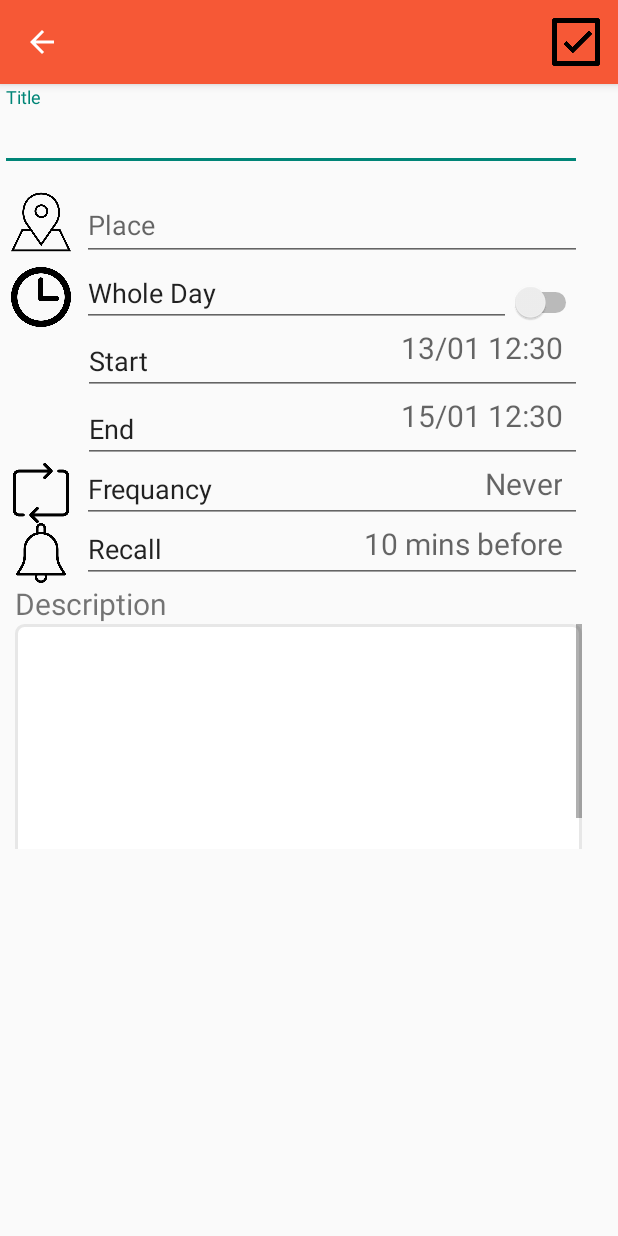
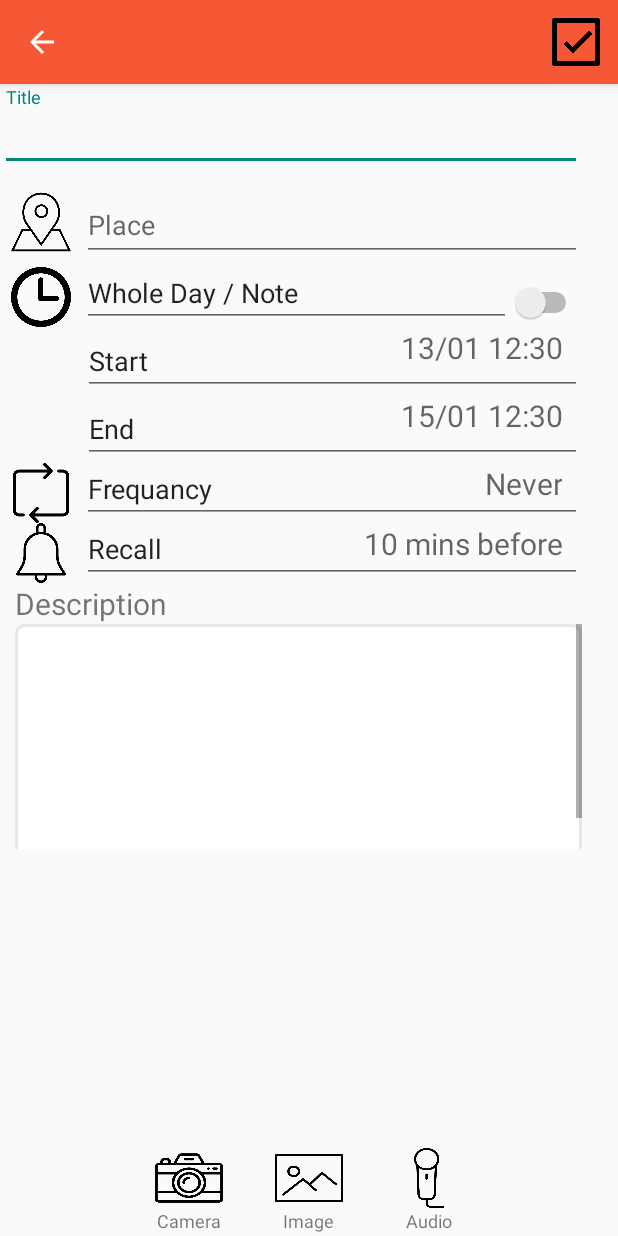
Before and after one commit to jungilwoo93/BonPlan, an Android app: the screen it shows after launch (NoteEditActivity), after a tap on an icon or button, on a phone screen of 412 x 824 dp. Run offline under Robolectric (Android 15) with nearby library versions, the phone set to English and light mode, and no system bars.

Commit message:
fragement pour bouton image,camera,enregistrementt sur le page not

```diff
--- a/app/src/main/res/layout/activity_note_edit.xml
+++ b/app/src/main/res/layout/activity_note_edit.xml
@@ -1,5 +1,5 @@
 <?xml version="1.0" encoding="utf-8"?>
-<android.support.constraint.ConstraintLayout xmlns:android="http://schemas.android.com/apk/res/android"
+<RelativeLayout xmlns:android="http://schemas.android.com/apk/res/android"
     xmlns:app="http://schemas.android.com/apk/res-auto"
     xmlns:tools="http://schemas.android.com/tools"
     android:layout_width="match_parent"
@@ -17,6 +17,8 @@
             layout="@layout/toolbar" />
 
     </android.support.design.widget.AppBarLayout>
+
+
 
     <ScrollView
         android:id="@+id/ScrollView02"
@@ -291,4 +293,75 @@
 
         </LinearLayout>
     </ScrollView>
-</android.support.constraint.ConstraintLayout>
+
+    <LinearLayout
+        android:layout_width="match_parent"
+        android:layout_height="60dp"
+        android:gravity="center"
+        android:layout_alignParentBottom="true"
+        android:orientation="horizontal"
+        tools:layout_editor_absoluteX="44dp"
+        tools:layout_editor_absoluteY="497dp">
+        <LinearLayout
+            android:layout_width="80dp"
+            android:layout_height="wrap_content"
+            android:orientation="vertical">
+            <Button
+                android:id="@+id/camera"
+                android:layout_width="45dp"
+                android:layout_height="40dp"
+                android:layout_gravity="center"
+                android:background="@mipmap/camera"
+                android:clickable="true" />
+            <TextView
+                android:id="@+id/text_camera"
+                android:layout_width="wrap_content"
+                android:layout_height="wrap_content"
+                android:layout_gravity="center"
+                android:text="Camera"
+                android:textSize="12sp" />
+        </LinearLayout>
+        <LinearLayout
+            android:layout_width="80dp"
+            android:layout_height="wrap_content"
+            android:orientation="vertical">
+            <Button
+                android:id="@+id/image"
+                android:layout_width="45dp"
+                android:layout_height="40dp"
+                android:layout_gravity="center"
+                android:background="@mipmap/picture"
+                android:clickable="true" />
+            <TextView
+                android:id="@+id/text_image"
+                android:layout_width="wrap_content"
+                android:layout_height="wrap_content"
+                android:layout_gravity="center"
+                android:text="Image"
+                android:textSize="12sp" />
+        </LinearLayout>
+        <LinearLayout
+            android:layout_width="80dp"
+            android:layout_height="wrap_content"
+            android:orientation="vertical">
+            <Button
+                android:id="@+id/audio"
+                android:layout_width="45dp"
+                android:layout_height="40dp"
+                android:layout_gravity="center"
+                android:background="@mipmap/sing"
+                android:clickable="true" />
+            <TextView
+                android:id="@+id/text_audio"
+                android:layout_width="wrap_content"
+                android:layout_height="wrap_content"
+                android:layout_gravity="center"
+                android:text="Audio"
+                android:textSize="12sp" />
+        </LinearLayout>
+
+    </LinearLayout>
+
+
+
+</RelativeLayout>
--- a/app/src/main/res/values/colors.xml
+++ b/app/src/main/res/values/colors.xml
@@ -3,5 +3,9 @@
     <color name="colorPrimary">#F65836</color>
     <color name="colorPrimaryDark">#D34223</color>
     <color name="colorFab">#B3AAA8</color>
+    <color name="bg_white">#F8F5F4</color>
+
+    @color/text_topbar
+    @color/div_white
 
 </resources>
--- a/app/src/main/res/values/strings.xml
+++ b/app/src/main/res/values/strings.xml
@@ -4,7 +4,7 @@
     <string name="chooseDateButton">Choose</string>
     <string name="title">Title</string>
     <string name="place">Place</string>
-    <string name="dayEntier">Whole Day</string>
+    <string name="dayEntier">Whole Day / Note</string>
     <string name="startTime">Start</string>
     <string name="endTime">End</string>
     <string name="frequancy">Frequancy</string>
```
Also changed, not shown: app/src/main/res/mipmap/camera.png (added), app/src/main/res/mipmap/picture.png (added), app/src/main/res/mipmap/sing.png (added).
